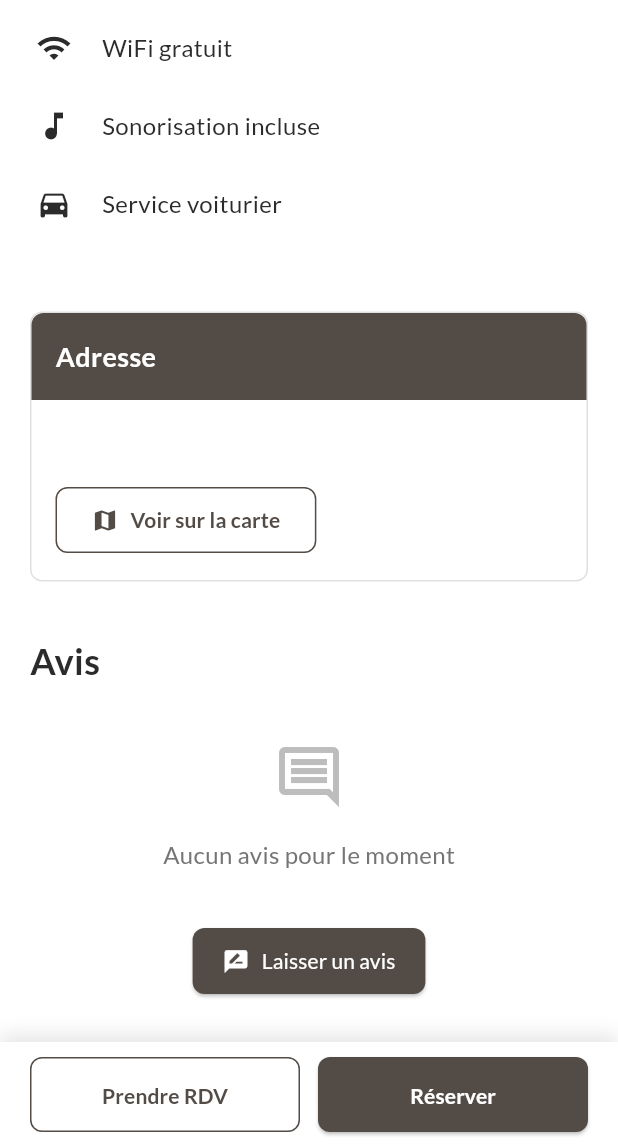
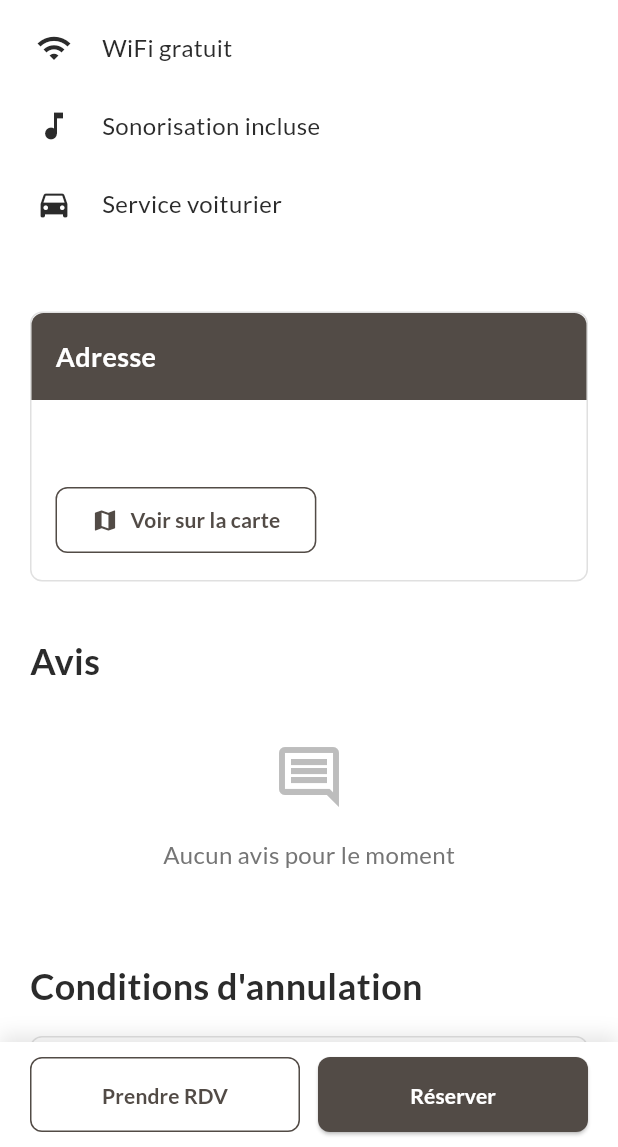
Before and after one commit to Nicocoooooo/Mariable, a Flutter app: the PrestaireDetailScreen screen opened directly with empty values, scrolled down 1511 dp, on a phone screen of 412 x 824 dp, the part 89-1236 px from its top. Run offline on Flutter 3.47's test engine with Material 3 defaults, Android fonts, the phone set to English and light mode, and no system bars; our stand-ins replace cached_network_image, equatable, go_router, google_fonts, logger, supabase_flutter; accounts and stored records are empty; network calls fail.

Commit message:
Ajout des conditions d'annulation

```diff
--- a/lib/DetailsScreen/PrestaireDetailScreen.dart
+++ b/lib/DetailsScreen/PrestaireDetailScreen.dart
@@ -237,22 +237,6 @@ class _PrestaireDetailScreenState extends State<PrestaireDetailScreen> {
     });
   }
 
-    // Avis (à remplacer par les vrais avis)
-    List<Map<String, dynamic>> avis = [
-      {
-        'auteur': 'Sophie & Thomas',
-        'date': 'Juillet 2023',
-        'commentaire': 'Un lieu magnifique pour notre mariage ! L\'équipe était très professionnelle et attentionnée.',
-        'note': 5.0,
-      },
-      {
-        'auteur': 'Marie & Jean',
-        'date': 'Septembre 2023',
-        'commentaire': 'Cadre exceptionnel, mais quelques petits soucis d\'organisation.',
-        'note': 4.0,
-      },
-    ];
-
   return Scaffold(
     extendBodyBehindAppBar: true,
     appBar: AppBar(
@@ -460,7 +444,6 @@ class _PrestaireDetailScreenState extends State<PrestaireDetailScreen> {
                             ],
                           ),
                         ),
-
 
                       const SizedBox(height: 12),
 
@@ -554,13 +537,14 @@ class _PrestaireDetailScreenState extends State<PrestaireDetailScreen> {
             ),
           ),
 
+        // Adresse & Localisation
         SliverToBoxAdapter(
           child: buildLocationWidget(
             widget.prestataire['adresse'] ?? 'Adresse non disponible',
           ),
         ),
+
         // Avis
-          if (avis.isNotEmpty)
         SliverToBoxAdapter(
           child: Padding(
             padding: const EdgeInsets.all(20),
@@ -644,19 +628,23 @@ class _PrestaireDetailScreenState extends State<PrestaireDetailScreen> {
                               .toList(),
                         ),
 
-        // Bouton "Voir tous les avis" si plus de 3 avis
-        if (_avis.length > 3)
-          Center(
-            child: Padding(
-              padding: const EdgeInsets.only(top: 16),
+                // Boutons côte à côte si des avis existent
+                if (_avis.isNotEmpty)
+                  Padding(
+                    padding: const EdgeInsets.only(top: 20.0, bottom: 16.0),
+                    child: Row(
+                      mainAxisAlignment: MainAxisAlignment.center,
+                      children: [
+                        // Bouton "Voir tous les avis"
+                        Expanded(
                           child: OutlinedButton(
                             onPressed: () => _showAllReviews(),
                             style: OutlinedButton.styleFrom(
                               side: const BorderSide(color: Color(0xFF524B46)),
-                  padding: const EdgeInsets.symmetric(horizontal: 20, vertical: 12),
                               shape: RoundedRectangleBorder(
                                 borderRadius: BorderRadius.circular(8),
                               ),
+                              padding: const EdgeInsets.symmetric(vertical: 12),
                             ),
                             child: Text(
                               'Voir tous les avis (${_avis.length})',
@@ -667,12 +655,9 @@ class _PrestaireDetailScreenState extends State<PrestaireDetailScreen> {
                             ),
                           ),
                         ),
-          ),
-
-        // Bouton pour laisser un avis
-        Center(
-          child: Padding(
-            padding: const EdgeInsets.only(top: 16),
+                        const SizedBox(width: 12),
+                        // Bouton "Laisser un avis"
+                        Expanded(
                           child: ElevatedButton.icon(
                             onPressed: () {
                               ScaffoldMessenger.of(context).showSnackBar(
@@ -685,21 +670,100 @@ class _PrestaireDetailScreenState extends State<PrestaireDetailScreen> {
                             style: ElevatedButton.styleFrom(
                               backgroundColor: const Color(0xFF524B46),
                               foregroundColor: Colors.white,
-                padding: const EdgeInsets.symmetric(horizontal: 20, vertical: 12),
+                              padding: const EdgeInsets.symmetric(vertical: 12),
                               shape: RoundedRectangleBorder(
                                 borderRadius: BorderRadius.circular(8),
                               ),
                             ),
-              icon: const Icon(Icons.rate_review, color: Colors.white,),
+                            icon: const Icon(Icons.rate_review, color: Colors.white, size: 18),
                             label: const Text('Laisser un avis'),
                           ),
                         ),
-        ),
-      ],
-    ),
-  ),
-),
-
+                      ],
+                    ),
+                  ),
+              ],
+            ),
+          ),
+        ),
+
+        // Conditions d'annulation
+        SliverToBoxAdapter(
+          child: Padding(
+            padding: const EdgeInsets.all(20),
+            child: Column(
+              crossAxisAlignment: CrossAxisAlignment.start,
+              children: [
+                const Text(
+                  'Conditions d\'annulation',
+                  style: TextStyle(
+                    fontSize: 24,
+                    fontWeight: FontWeight.bold,
+                    color: Color(0xFF2B2B2B),
+                  ),
+                ),
+                const SizedBox(height: 16),
+                Container(
+                  padding: const EdgeInsets.all(20),
+                  decoration: BoxDecoration(
+                    border: Border.all(color: Colors.grey.withOpacity(0.3)),
+                    borderRadius: BorderRadius.circular(8),
+                  ),
+                  child: Column(
+                    crossAxisAlignment: CrossAxisAlignment.start,
+                    children: [
+                      Row(
+                        children: [
+                          Container(
+                            padding: const EdgeInsets.all(8),
+                            decoration: const BoxDecoration(
+                              color: Color(0xFFF5F5F5),
+                              shape: BoxShape.circle,
+                            ),
+                            child: const Icon(
+                              Icons.calendar_today,
+                              size: 20,
+                              color: Color(0xFF524B46),
+                            ),
+                          ),
+                          const SizedBox(width: 12),
+                          const Expanded(
+                            child: Text(
+                              'Politique d\'annulation souple',
+                              style: TextStyle(
+                                fontSize: 18,
+                                fontWeight: FontWeight.bold,
+                                color: Color(0xFF2B2B2B),
+                              ),
+                            ),
+                          ),
+                        ],
+                      ),
+                      const SizedBox(height: 20),
+                      _buildCancellationItem(
+                        'Remboursement à 100%',
+                        'Jusqu\'à 60 jours avant la date de l\'événement',
+                        const Color(0xFF3CB371),
+                      ),
+                      const Divider(height: 30, thickness: 1),
+                      _buildCancellationItem(
+                        'Remboursement à 50%',
+                        'Entre 60 et 30 jours avant l\'événement',
+                        const Color(0xFFFFA500),
+                      ),
+                      const Divider(height: 30, thickness: 1),
+                      _buildCancellationItem(
+                        'Non remboursable',
+                        'Moins de 30 jours avant l\'événement',
+                        const Color(0xFFDC3545),
+                      ),
+                    ],
+                  ),
+                ),
+              ],
+            ),
+          ),
+        ),
 
         // Espace pour ne pas que le bouton cache du contenu
         const SliverToBoxAdapter(
@@ -728,7 +792,7 @@ class _PrestaireDetailScreenState extends State<PrestaireDetailScreen> {
           // Premier bouton - Contacter
           Expanded(
             child: OutlinedButton(
-        onPressed: _showAvailabilitySelector, // Appel de la nouvelle méthode
+              onPressed: _showAvailabilitySelector,
               style: OutlinedButton.styleFrom(
                 side: const BorderSide(color: Color(0xFF524B46)),
                 shape: RoundedRectangleBorder(
@@ -769,6 +833,48 @@ class _PrestaireDetailScreenState extends State<PrestaireDetailScreen> {
         ],
       ),
     ),
+  );
+}
+
+// Helper pour l'affichage des conditions d'annulation
+Widget _buildCancellationItem(String title, String subtitle, Color color) {
+  return Row(
+    crossAxisAlignment: CrossAxisAlignment.start,
+    children: [
+      Container(
+        width: 16,
+        height: 16,
+        margin: const EdgeInsets.only(top: 2),
+        decoration: BoxDecoration(
+          color: color,
+          shape: BoxShape.circle,
+        ),
+      ),
+      const SizedBox(width: 16),
+      Expanded(
+        child: Column(
+          crossAxisAlignment: CrossAxisAlignment.start,
+          children: [
+            Text(
+              title,
+              style: const TextStyle(
+                fontWeight: FontWeight.bold,
+                fontSize: 16,
+                color: Color(0xFF2B2B2B),
+              ),
+            ),
+            const SizedBox(height: 4),
+            Text(
+              subtitle,
+              style: TextStyle(
+                fontSize: 14,
+                color: Colors.grey[700],
+              ),
+            ),
+          ],
+        ),
+      ),
+    ],
   );
 }
 
@@ -1292,8 +1398,7 @@ void _showAllAvis() {
 
 
 
-// 6. Ajoutons un bouton pour laisser un avis dans la page de détail du prestataire
-// (après la section des avis existants)
+
 
 // 7. Enfin, implémentons la méthode pour afficher le dialogue d'ajout d'avis
 
```
Lines whose indentation alone changed are shown as unchanged.
